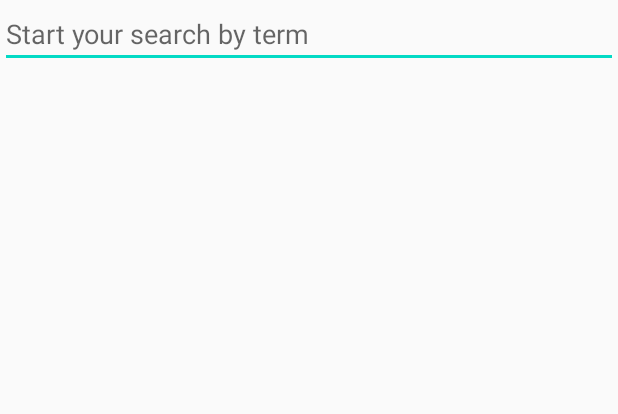
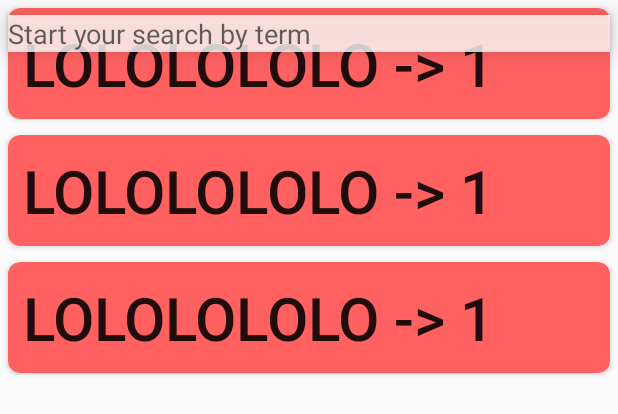
Before and after one commit to XavisaurusRex/artportfolio, an Android app: the layout activity_artworks.xml on its own in the app's theme, with its tools: preview values and no code run, on a phone screen of 412 x 824 dp. Shown: the top 414 px of the screen. Run offline under Robolectric (Android 15) with nearby library versions, the phone set to English and light mode, and no system bars.

Commit message:
added recycler, future, setup navigator and list

```diff
--- a/app/build.gradle
+++ b/app/build.gradle
@@ -36,6 +36,9 @@ dependencies {
     implementation 'androidx.appcompat:appcompat:1.2.0'
     implementation 'androidx.constraintlayout:constraintlayout:2.0.4'
     implementation 'androidx.cardview:cardview:1.0.0'
+    implementation 'androidx.recyclerview:recyclerview:1.1.0'
+    implementation 'androidx.recyclerview:recyclerview-selection:1.1.0-rc03'
+    implementation "androidx.coordinatorlayout:coordinatorlayout:1.1.0"
     implementation fileTree(dir: "libs", include: ["*.jar"])
 
     // testing
--- a/app/src/main/java/cat/devsofthecoast/artporfolio/artworks/view/ArtworksActivity.java
+++ b/app/src/main/java/cat/devsofthecoast/artporfolio/artworks/view/ArtworksActivity.java
@@ -5,6 +5,8 @@ import android.view.inputmethod.EditorInfo;
 import android.widget.LinearLayout;
 
 import androidx.appcompat.widget.AppCompatEditText;
+import androidx.recyclerview.widget.LinearLayoutManager;
+import androidx.recyclerview.widget.RecyclerView;
 
 import javax.inject.Inject;
 
@@ -22,6 +24,7 @@ public class ArtworksActivity extends BasePresenterActivity<ArtworksPresenter> i
 
     private LinearLayout llProgressBar;
     private AppCompatEditText acetSearchByTerm;
+    private RecyclerView rcyArtworks;
 
     @Override
     protected void injectView(ArtComponent artComponent) {
@@ -43,10 +46,13 @@ public class ArtworksActivity extends BasePresenterActivity<ArtworksPresenter> i
     protected void bindViews() {
         llProgressBar = findViewById(R.id.llProgressBar);
         acetSearchByTerm = findViewById(R.id.acetSearchByTerm);
+        rcyArtworks = findViewById(R.id.rcyArtworks);
     }
 
     @Override
     protected void initViews() {
+        rcyArtworks.setAdapter(new ArtworksAdapter());
+        rcyArtworks.setLayoutManager(new LinearLayoutManager(this, RecyclerView.VERTICAL, false));
         acetSearchByTerm.setOnEditorActionListener((v, actionId, event) -> {
             if (actionId == EditorInfo.IME_ACTION_SEARCH) {
                 presenter.requestFilterByName(v.getText() != null ? v.getText().toString() : null);
--- a/app/src/main/res/layout/activity_artworks.xml
+++ b/app/src/main/res/layout/activity_artworks.xml
@@ -1,19 +1,33 @@
 <?xml version="1.0" encoding="utf-8"?>
-<LinearLayout xmlns:android="http://schemas.android.com/apk/res/android"
+<androidx.coordinatorlayout.widget.CoordinatorLayout xmlns:android="http://schemas.android.com/apk/res/android"
+    xmlns:app="http://schemas.android.com/apk/res-auto"
     xmlns:tools="http://schemas.android.com/tools"
     android:layout_width="match_parent"
     android:layout_height="match_parent"
     android:orientation="vertical"
     tools:context=".artworks.view.ArtworksActivity">
 
+
     <androidx.appcompat.widget.AppCompatEditText
         android:id="@+id/acetSearchByTerm"
         android:layout_width="match_parent"
         android:layout_height="wrap_content"
+        android:layout_marginStart="5dp"
+        android:layout_marginTop="10dp"
+        android:layout_marginEnd="5dp"
+        android:background="#CBFFFFFF"
         android:hint="@string/search"
         android:imeOptions="actionSearch"
         android:inputType="text"
-        android:maxLines="1" />
+        android:maxLines="1"
+        android:translationZ="10dp"
+        app:layout_constraintTop_toTopOf="parent" />
+
+    <androidx.recyclerview.widget.RecyclerView
+        android:id="@+id/rcyArtworks"
+        android:layout_width="match_parent"
+        android:layout_height="wrap_content"
+        tools:listitem="@layout/recycler_artwork_item" />
 
     <LinearLayout
         android:id="@+id/llProgressBar"
@@ -30,4 +44,4 @@
             android:visibility="visible" />
     </LinearLayout>
 
-</LinearLayout>
+</androidx.coordinatorlayout.widget.CoordinatorLayout>
--- /dev/null
+++ b/app/src/main/res/layout/recycler_artwork_item.xml
@@ -0,0 +1,22 @@
+<?xml version="1.0" encoding="utf-8"?>
+<androidx.cardview.widget.CardView xmlns:android="http://schemas.android.com/apk/res/android"
+    android:layout_width="match_parent"
+    android:layout_height="wrap_content"
+    xmlns:app="http://schemas.android.com/apk/res-auto"
+    android:orientation="vertical"
+    app:cardCornerRadius="8dp"
+    android:layout_marginHorizontal="5dp"
+    android:layout_marginVertical="5dp"
+    app:cardBackgroundColor="@color/artwork_item_card_background"
+    android:background="@android:drawable/editbox_background">
+
+    <TextView
+        android:id="@+id/tvArtworkTitle"
+        android:text="LOLOLOLOLO -> 1"
+        android:textAppearance="@style/TextAppearance.AppCompat.Body2"
+        android:textSize="18pt"
+        android:layout_margin="10dp"
+        android:layout_width="match_parent"
+        android:layout_height="wrap_content" />
+
+</androidx.cardview.widget.CardView>
--- a/app/src/main/res/values/colors.xml
+++ b/app/src/main/res/values/colors.xml
@@ -5,4 +5,5 @@
     <color name="colorAccent">#03DAC5</color>
     <color name="dialog_cardview_background">#A7AAC1</color>
     <color name="progressbar_loading_background">#FFFFFF</color>
+    <color name="artwork_item_card_background">#FF6161</color>
 </resources>
```
Also changed, not shown: 1 other file.
